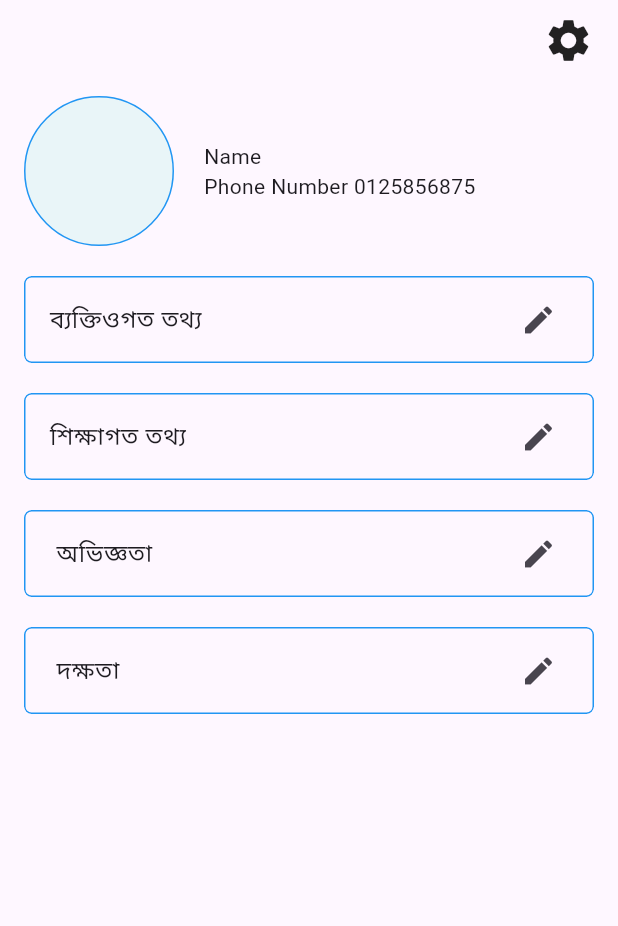
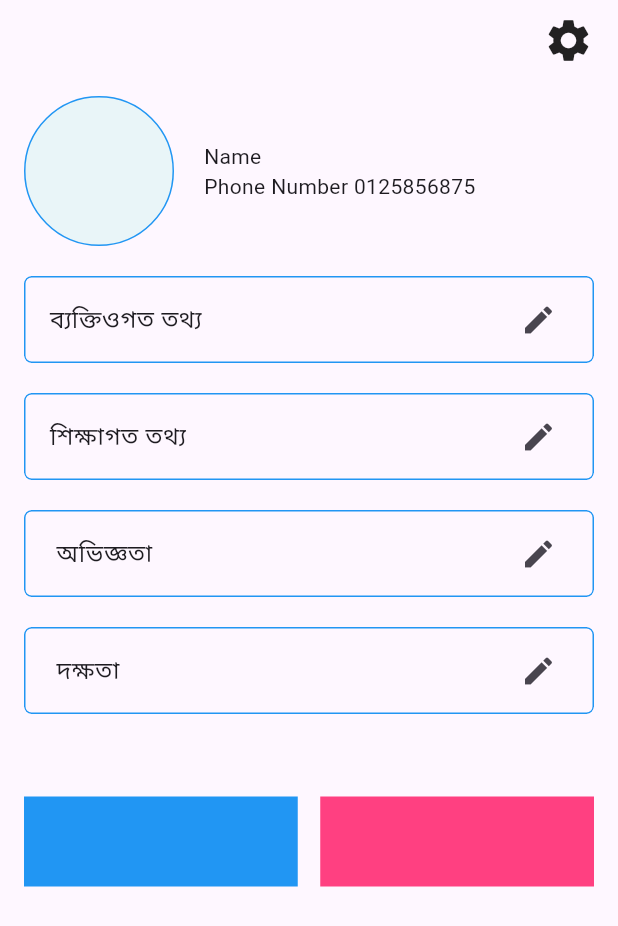
Before and after one commit to fariduzzamansajib/gn, a Flutter app: the ProfilePage widget shown alone on an empty page, opened directly, on a phone screen of 412 x 824 dp. Shown: the top 926 px of the screen. Run offline on Flutter 3.47's test engine with Material 3 defaults, Android fonts, the phone set to English and light mode, and no system bars; our stand-ins replace dotted_border, get; network calls fail.

Commit message:
FIrst commit

```diff
--- a/lib/pages/profile_page.dart
+++ b/lib/pages/profile_page.dart
@@ -1,4 +1,5 @@
 import 'package:flutter/material.dart';
+import 'package:get/get.dart';
 
 import '../helpers/hex_color.dart';
 
@@ -537,27 +538,37 @@ class _ProfilePageState extends State<ProfilePage> {
                 ),
               ],
             ),
-            // Card(
-            //   color: hexToColor('#E9F5F8'),
-
-            //   elevation: 4, // Shadow effect
-            //   shape: RoundedRectangleBorder(
-            //     borderRadius: BorderRadius.circular(6), // Rounded corners
-            //   ),
-            //   child: Padding(
-            //     padding: const EdgeInsets.all(10.0),
-            //     child: Container(
-            //       width: Get.width,
-            //       child: Column(
-            //         crossAxisAlignment: CrossAxisAlignment.start,
-            //         mainAxisSize: MainAxisSize.min,
-            //         children: [
-            //           Text('data'),
-            //         ],
-            //       ),
-            //     ),
-            //   ),
-            // )
+            SizedBox(
+              height: 15,
+            ),
+            Row(
+              spacing: 15,
+              mainAxisAlignment: MainAxisAlignment.spaceBetween,
+              children: [
+                Expanded(
+                  child: Column(
+                    children: [
+                      Container(
+                        height: 60,
+                        width: Get.width,
+                        decoration: BoxDecoration(color: Colors.blue),
+                      ),
+                    ],
+                  ),
+                ),
+                Expanded(
+                  child: Column(
+                    children: [
+                      Container(
+                        height: 60,
+                        width: Get.width,
+                        decoration: BoxDecoration(color: Colors.pinkAccent),
+                      ),
+                    ],
+                  ),
+                ),
+              ],
+            ),
           ],
         ),
       ),
```
Also changed, not shown: 4 other files.
